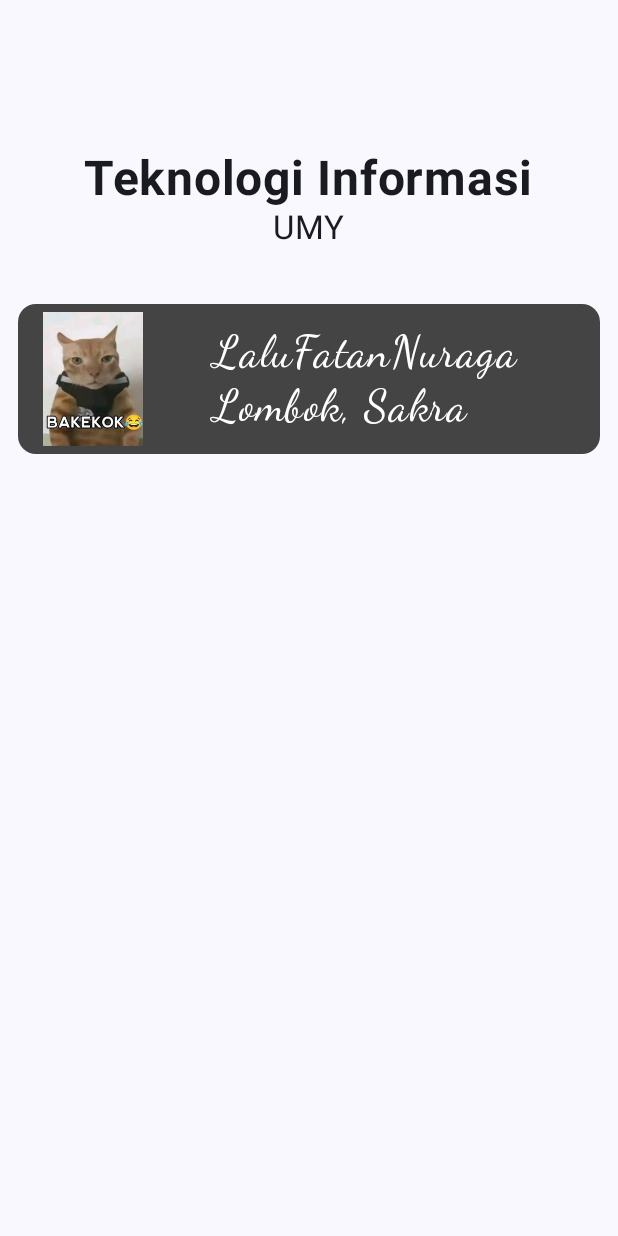
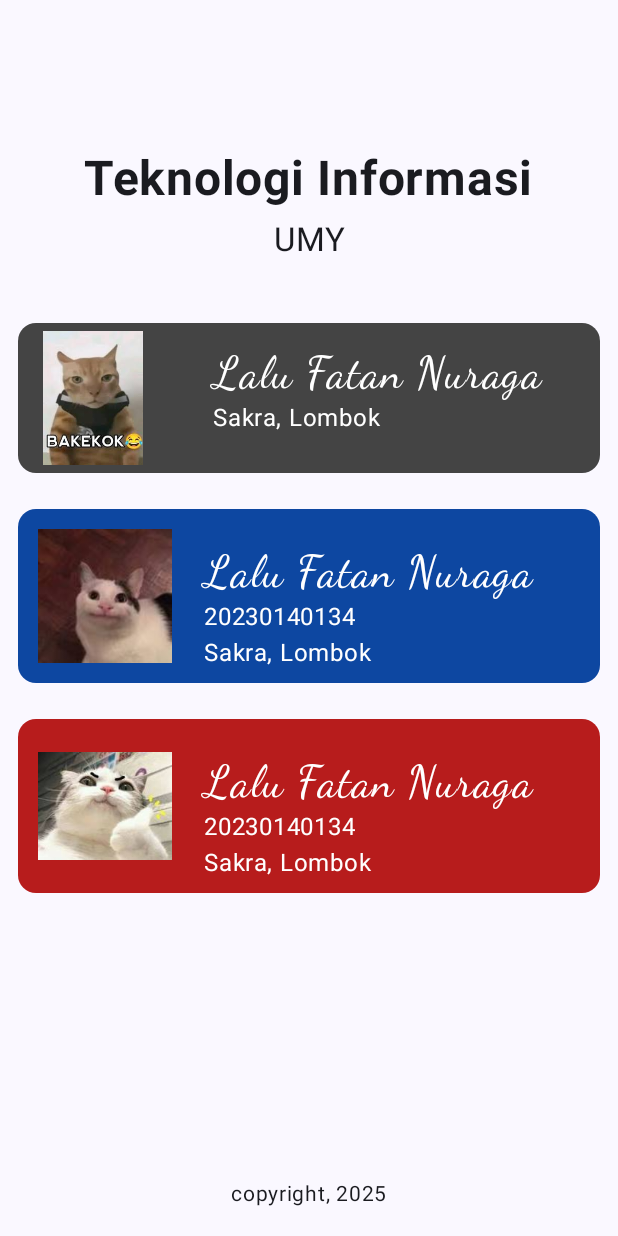
Before and after one commit to spongebar-netizen/QuestAdvanceLayout_134, an Android app built with Jetpack Compose: the screen it shows after launch (MainActivity), on a phone screen of 412 x 824 dp. Run offline under Robolectric (Android 15) with nearby library versions, the phone set to English and light mode, and no system bars.

Commit message:
namabahin beberapa column dan menambahkan gambar nim dan alamat

```diff
--- a/app/src/main/java/UIPertama.kt
+++ b/app/src/main/java/UIPertama.kt
@@ -1,5 +1,4 @@
 package com.example.pam3
-
 import androidx.compose.foundation.Image
 import androidx.compose.foundation.layout.Column
 import androidx.compose.foundation.layout.Row
@@ -11,6 +10,7 @@ import androidx.compose.foundation.layout.padding
 import androidx.compose.foundation.layout.size
 import androidx.compose.foundation.layout.width
 import androidx.compose.material3.Card
+import androidx.compose.material3.CardColors
 import androidx.compose.material3.CardDefaults
 import androidx.compose.material3.Text
 import androidx.compose.runtime.Composable
@@ -21,14 +21,18 @@ import androidx.compose.ui.res.painterResource
 import androidx.compose.ui.res.stringResource
 import androidx.compose.ui.text.font.FontFamily
 import androidx.compose.ui.text.font.FontWeight
+import androidx.compose.ui.text.style.TextAlign
 import androidx.compose.ui.unit.dp
 import androidx.compose.ui.unit.sp
+// Import R dari project Anda
+import com.example.pam3.R
 
 @Composable
-fun ActivitasPertama(modifier: Modifier = Modifier){
-    Column (modifier = modifier
+fun ActivitasPertama(modifier: Modifier){
+    Column (modifier = Modifier
         .padding(top = 100.dp)
-        .fillMaxSize(),
+        .fillMaxSize()
+        .padding(bottom = 16.dp),
         horizontalAlignment = Alignment.CenterHorizontally
     ){
         Text(
@@ -36,10 +40,17 @@ fun ActivitasPertama(modifier: Modifier = Modifier){
             fontSize = 32.sp,
             fontWeight = FontWeight.Bold
         )
+
+        Spacer(modifier = Modifier.height(height = 8.dp))
+
         Text(text = stringResource(id = R.string.univ),
-            fontSize = 22.sp
+            fontSize = 22.sp,
+            textAlign = TextAlign.Center
         )
-        Spacer(modifier = Modifier.height(height = 25.dp))
+
+        Spacer(modifier = Modifier.height(height = 30.dp))
+
+        // --- CARD 1 (ABU-ABU / BAWAAN ANDA) ---
         Card (
             modifier = Modifier
                 .fillMaxWidth(fraction = 1f)
@@ -48,31 +59,124 @@ fun ActivitasPertama(modifier: Modifier = Modifier){
                 containerColor = Color.DarkGray
             )
         ){
-            Row (
-                verticalAlignment = Alignment.CenterVertically
-            ){
+            Row (){
                 val gambar = painterResource(id = R.drawable.kucingbakekok)
                 Image(
                     painter = gambar,
-                    contentDescription = null, // Sebaiknya berikan deskripsi
+                    contentDescription = null,
                     modifier = Modifier
                         .size(size = 100.dp)
                         .padding(all = 5.dp)
                 )
                 Spacer(modifier = Modifier.width(width = 30.dp))
+
                 Column (){
                     Text(text = stringResource(id = R.string.nama),
                         fontSize = 30.sp,
                         fontFamily = FontFamily.Cursive,
                         color = Color.White,
+                        modifier = Modifier.padding(top = 15.dp)
                     )
                     Text(text = stringResource(id = R.string.alamat),
-                            fontSize = 30.sp,
-                            fontFamily = FontFamily.Cursive,
-                            color = Color.White,
+                        fontSize = 16.sp,
+                        color = Color.White
                     )
                 }
             }
         }
+
+        // --- CARD 2 (BIRU) BARU ---
+        Card (
+            modifier = Modifier
+                .fillMaxWidth(fraction = 1f)
+                .padding(all = 12.dp),
+            colors = CardDefaults.cardColors(
+                containerColor = Color(0xFF0D47A1) // Biru tua
+            )
+        ){
+            Row (
+                modifier = Modifier.padding(all = 8.dp),
+                verticalAlignment = Alignment.CenterVertically
+            ){
+                val gambarLogo = painterResource(id = R.drawable.kucingimron)
+                Image(
+                    painter = gambarLogo,
+                    contentDescription = null,
+                    modifier = Modifier
+                        .size(size = 100.dp)
+                        .padding(all = 5.dp)
+                )
+                Spacer(modifier = Modifier.width(width = 16.dp))
+
+                Column (){
+                    // --- STYLE NAMA DISAMAKAN SEPERTI CARD 1 ---
+                    Text(text = stringResource(id = R.string.nama),
+                        fontSize = 30.sp,
+                        fontFamily = FontFamily.Cursive,
+                        color = Color.White,
+                        modifier = Modifier.padding(top = 15.dp)
+                    )
+                    Text(text = stringResource(id = R.string.nim),
+                        fontSize = 16.sp,
+                        color = Color.White
+                    )
+                    Text(text = stringResource(id = R.string.alamat),
+                        fontSize = 16.sp,
+                        color = Color.White
+                    )
+                }
+            }
+        }
+
+        // --- CARD 3 (MERAH) BARU ---
+        Card (
+            modifier = Modifier
+                .fillMaxWidth(fraction = 1f)
+                .padding(all = 12.dp),
+            colors = CardDefaults.cardColors(
+                containerColor = Color(0xFFB71C1C) // Merah tua
+            )
+        ){
+            Row (
+                modifier = Modifier.padding(all = 8.dp),
+                verticalAlignment = Alignment.CenterVertically
+            ){
+                val gambarLogo = painterResource(id = R.drawable.kucingjempol)
+                Image(
+                    painter = gambarLogo,
+                    contentDescription = null,
+                    modifier = Modifier
+                        .size(size = 100.dp)
+                        .padding(all = 5.dp)
+                )
+                Spacer(modifier = Modifier.width(width = 16.dp))
+
+                Column (){
+                    // --- STYLE NAMA DISAMAKAN SEPERTI CARD 1 ---
+                    Text(text = stringResource(id = R.string.nama),
+                        fontSize = 30.sp,
+                        fontFamily = FontFamily.Cursive,
+                        color = Color.White,
+                        modifier = Modifier.padding(top = 15.dp)
+                    )
+                    Text(text = stringResource(id = R.string.nim),
+                        fontSize = 16.sp,
+                        color = Color.White
+                    )
+                    Text(text = stringResource(id = R.string.alamat),
+                        fontSize = 16.sp,
+                        color = Color.White
+                    )
+                }
+            }
+        }
+
+        // Spacer untuk mendorong copyright ke bawah
+        Spacer(Modifier.weight(1f))
+
+        Text(
+            text = stringResource(id = R.string.copy),
+            fontSize = 14.sp
+        )
     }
 }
--- a/app/src/main/res/values/strings.xml
+++ b/app/src/main/res/values/strings.xml
@@ -1,8 +1,11 @@
 <resources>
     <string name="app_name">My UIPertama</string>
     <string name="prodi">Teknologi Informasi</string>
-    <string name="univ">UMY"</string>
-    <string name="nama">LaluFatanNuraga</string>
-    <string name="alamat">Lombok, Sakra</string>
+    <string name="univ">UMY</string>
+    <string name="nama">Lalu Fatan Nuraga</string>
+    <string name="alamat">Sakra, Lombok</string>
+
+    <string name="nim">20230140134</string>
+
     <string name="copy">copyright, 2025</string>
 </resources>
```
Also changed, not shown: app/src/main/res/drawable/kucingimron.jpeg (added), app/src/main/res/drawable/kucingjempol.jpeg (added).
